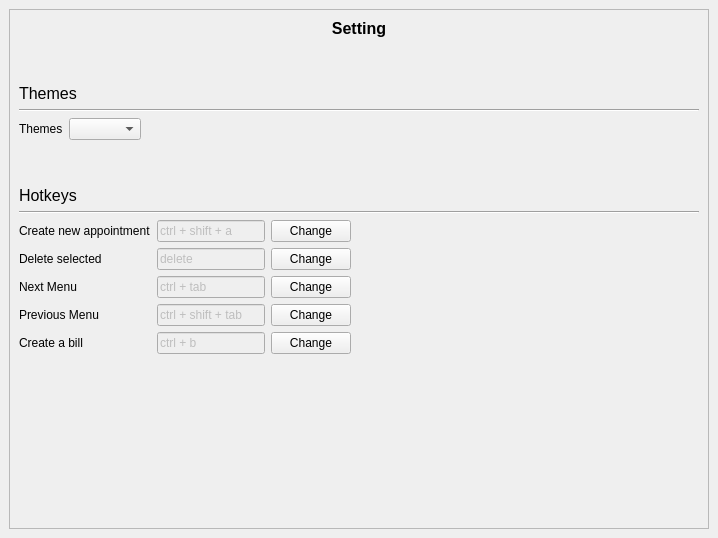
Before: the Qt Designer form SettingUI.ui in ASNaeem/Simple-VCMS, drawn with Qt 5.
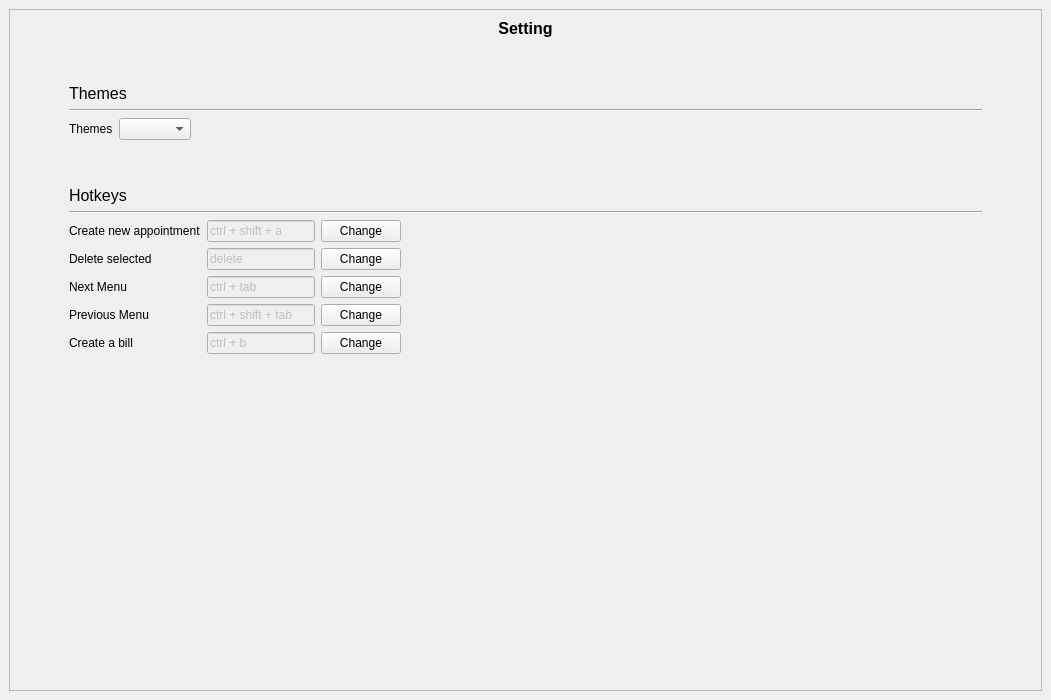
After: the same form once the commit is applied.

```diff
--- a/SettingUI.ui
+++ b/SettingUI.ui
@@ -6,8 +6,8 @@
    <rect>
     <x>0</x>
     <y>0</y>
-    <width>718</width>
-    <height>538</height>
+    <width>1051</width>
+    <height>700</height>
    </rect>
   </property>
   <property name="windowTitle">
@@ -25,13 +25,19 @@
         <rect>
          <x>0</x>
          <y>0</y>
-         <width>698</width>
-         <height>518</height>
+         <width>1031</width>
+         <height>680</height>
         </rect>
        </property>
        <layout class="QVBoxLayout" name="verticalLayout_4">
         <item>
          <layout class="QVBoxLayout" name="verticalLayout_3">
+          <property name="leftMargin">
+           <number>50</number>
+          </property>
+          <property name="rightMargin">
+           <number>50</number>
+          </property>
           <item>
            <layout class="QVBoxLayout" name="verticalLayout">
             <item>
```
